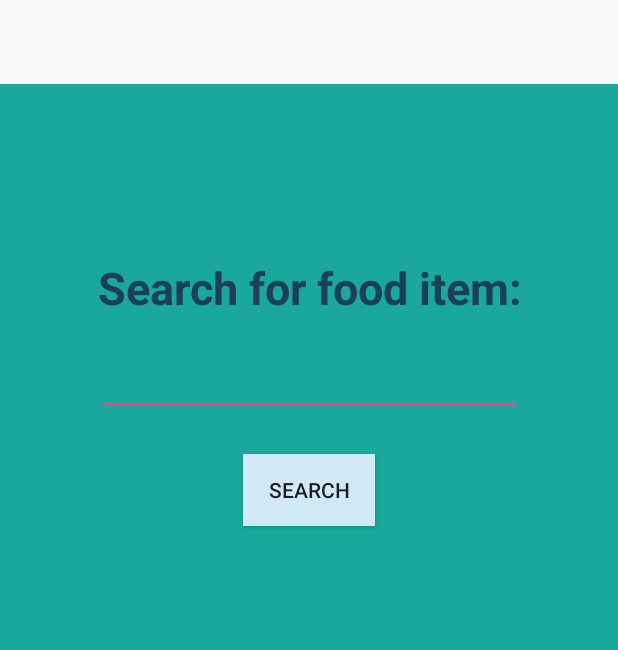
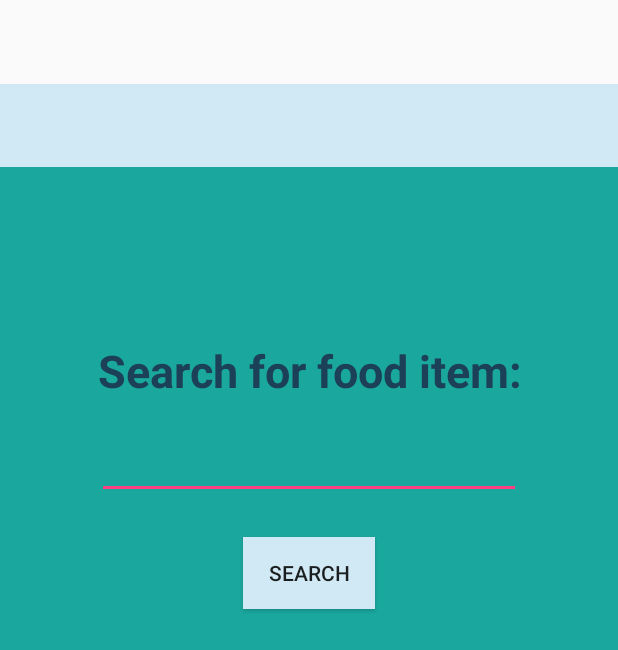
Before and after one commit to codegamc/NutrientBuddy, an Android app: the layout activity_main.xml on its own in the app's theme, with its tools: preview values and no code run, on a phone screen of 412 x 824 dp. Shown: the top 650 px of the screen. Run offline under Robolectric (Android 15) with nearby library versions, the phone set to English and light mode, and no system bars.

Commit message:
Added menu bar to Home screen

```diff
--- a/app/src/main/res/layout/activity_main.xml
+++ b/app/src/main/res/layout/activity_main.xml
@@ -8,9 +8,17 @@
     tools:context="edu.cwru.students.nutrientbuddy.ViewRecipeActivity"
     android:id="@+id/mainLayout">
 
+    <android.support.v7.widget.Toolbar
+        android:id="@+id/toolbar"
+        android:layout_width="match_parent"
+        android:layout_height="?attr/actionBarSize"
+        app:popupTheme="@style/AppTheme.PopupOverlay"
+        android:background="#d1e9f4"/>
+
     <RelativeLayout
         android:layout_width="match_parent"
         android:layout_height="match_parent"
+        android:layout_marginTop="55dp"
         android:background="#1aa89e">
 
         <TextView
```
